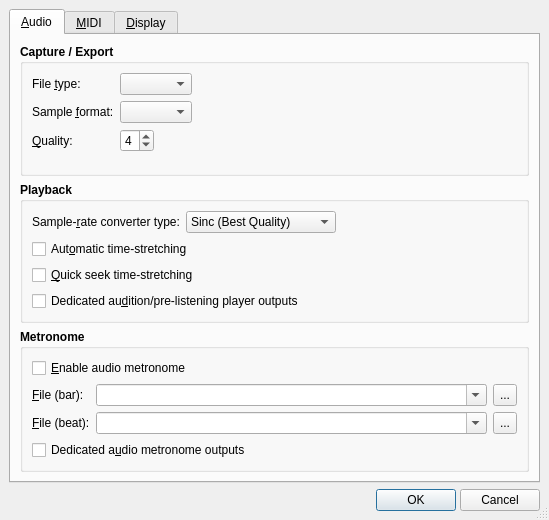
First picture: the form in src/qtractorOptionsForm.ui, repository rncbc/qtractor, before the edit.
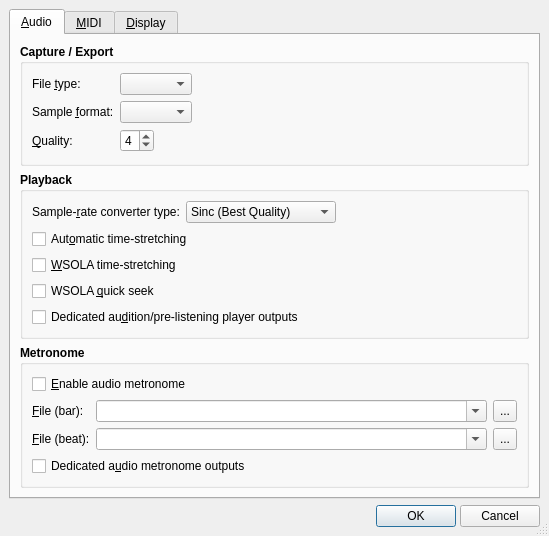
Second picture: the form after the edit. Icons and pictures are not drawn.

Commit message: - Audio clip pitch-shifting makes its first appearance, with   the optional help from Chris Cannam's RubberBand library.   (EXPERIMENTAL PHASE TWO).

Patch:
```diff
--- a/src/qtractorOptionsForm.ui
+++ b/src/qtractorOptionsForm.ui
@@ -343,6 +343,25 @@
            </widget>
           </item>
           <item row="2" column="0" colspan="3" >
+           <widget class="QCheckBox" name="AudioTimeStretchCheckBox" >
+            <property name="font" >
+             <font>
+              <weight>50</weight>
+              <bold>false</bold>
+             </font>
+            </property>
+            <property name="toolTip" >
+             <string>Whether to use WSOLA time-stretching</string>
+            </property>
+            <property name="text" >
+             <string>&amp;WSOLA time-stretching</string>
+            </property>
+            <property name="shortcut" >
+             <string>Alt+W</string>
+            </property>
+           </widget>
+          </item>
+          <item row="3" column="0" colspan="3" >
            <widget class="QCheckBox" name="AudioQuickSeekCheckBox" >
             <property name="font" >
              <font>
@@ -354,14 +373,14 @@
              <string>Whether to apply quick seek time-stretching</string>
             </property>
             <property name="text" >
-             <string>&amp;Quick seek time-stretching</string>
+             <string>WSOLA &amp;quick seek</string>
             </property>
             <property name="shortcut" >
              <string>Alt+Q</string>
             </property>
            </widget>
           </item>
-          <item row="3" column="0" colspan="3" >
+          <item row="4" column="0" colspan="3" >
            <widget class="QCheckBox" name="AudioPlayerBusCheckBox" >
             <property name="font" >
              <font>
@@ -380,7 +399,7 @@
             </property>
            </widget>
           </item>
-          <item row="4" column="0" colspan="3" >
+          <item row="5" column="0" colspan="3" >
            <spacer>
             <property name="orientation" >
              <enum>Qt::Vertical</enum>
```
Left out of the diff: 3 changed lines with no effect on the pictures. The commit also changes 13 other files.
